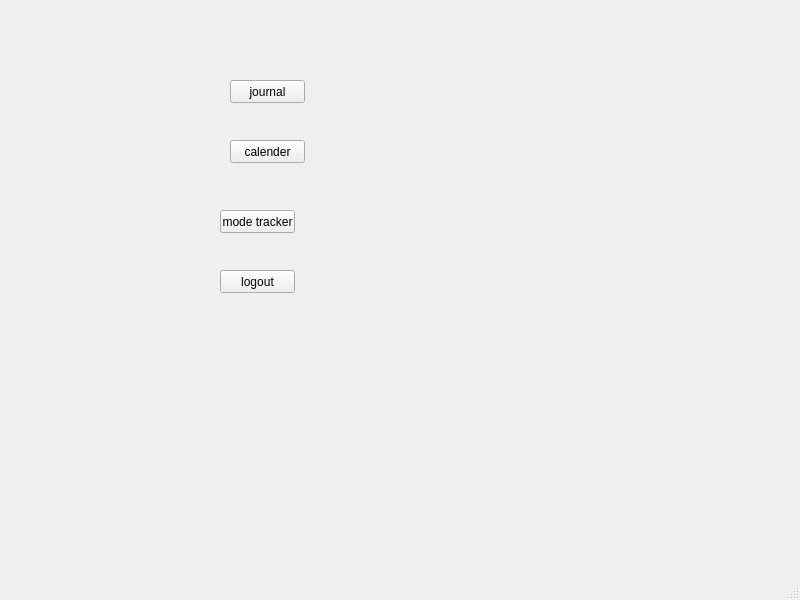
Above: view/uifiles/main_page.ui from saraalsheikh/GoalDigger before the change. Below: the same form after it.
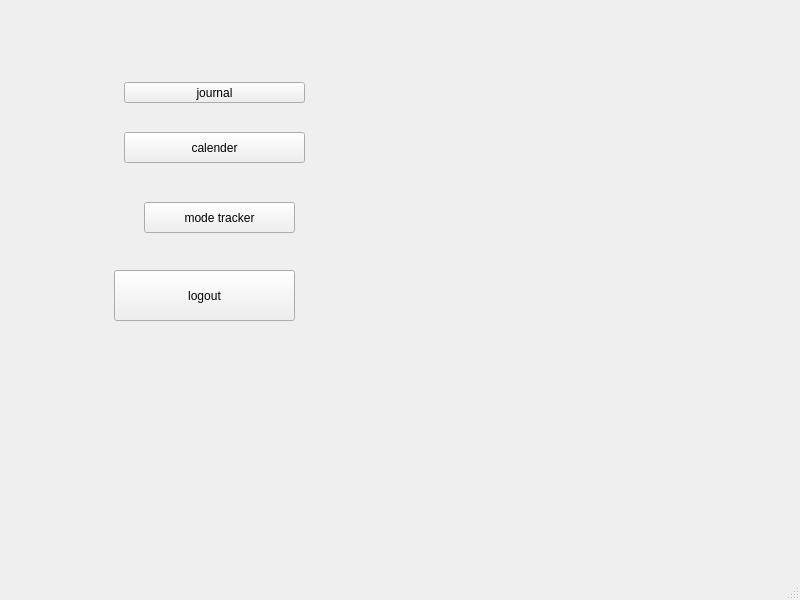
That is the form after the change.

The edit to the form file:
```diff
--- a/view/uifiles/main_page.ui
+++ b/view/uifiles/main_page.ui
@@ -17,10 +17,10 @@
    <widget class="QPushButton" name="btn_journal">
     <property name="geometry">
      <rect>
-      <x>230</x>
-      <y>80</y>
-      <width>75</width>
-      <height>23</height>
+      <x>124</x>
+      <y>82</y>
+      <width>181</width>
+      <height>21</height>
      </rect>
     </property>
     <property name="text">
@@ -30,10 +30,10 @@
    <widget class="QPushButton" name="btn_calender">
     <property name="geometry">
      <rect>
-      <x>230</x>
-      <y>140</y>
-      <width>75</width>
-      <height>23</height>
+      <x>124</x>
+      <y>132</y>
+      <width>181</width>
+      <height>31</height>
      </rect>
     </property>
     <property name="text">
@@ -43,10 +43,10 @@
    <widget class="QPushButton" name="btn_mode_tracker">
     <property name="geometry">
      <rect>
-      <x>220</x>
-      <y>210</y>
-      <width>75</width>
-      <height>23</height>
+      <x>144</x>
+      <y>202</y>
+      <width>151</width>
+      <height>31</height>
      </rect>
     </property>
     <property name="text">
@@ -56,10 +56,10 @@
    <widget class="QPushButton" name="btn_logout">
     <property name="geometry">
      <rect>
-      <x>220</x>
+      <x>114</x>
       <y>270</y>
-      <width>75</width>
-      <height>23</height>
+      <width>181</width>
+      <height>51</height>
      </rect>
     </property>
     <property name="text">
```
Left out of the diff: 2 changed lines with no effect on the pictures.
